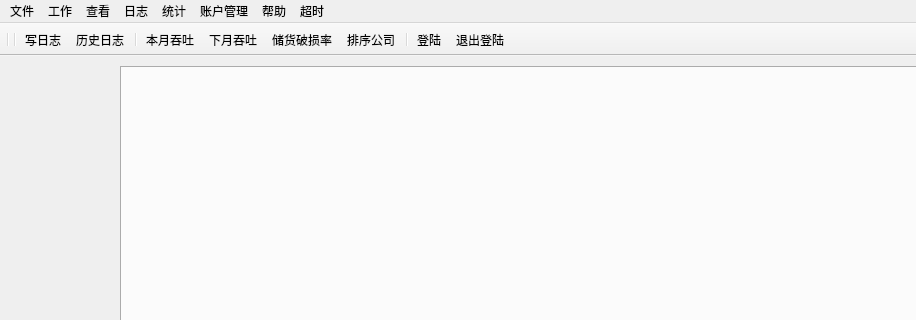
Before: the Qt Designer form ui/mainwindow.ui in Jadecity/StorePro, drawn with Qt 5; both pictures show x 0 to 916 and y 0 to 320 of the 916 by 700 pixel window.
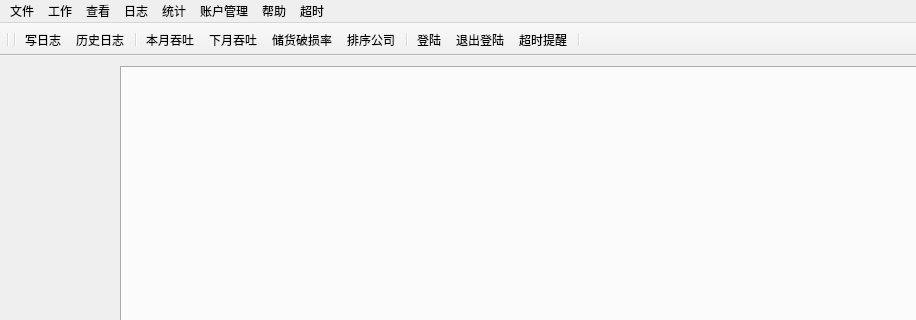
After: the same form once the commit is applied. Icons and pictures are not drawn.

```diff
--- a/ui/mainwindow.ui
+++ b/ui/mainwindow.ui
@@ -25,6 +25,9 @@
   <property name="autoFillBackground">
    <bool>true</bool>
   </property>
+  <property name="styleSheet">
+   <string notr="true">font: 9pt &quot;微软雅黑&quot;;</string>
+  </property>
   <property name="tabShape">
    <enum>QTabWidget::Rounded</enum>
   </property>
@@ -191,6 +194,8 @@
    <addaction name="separator"/>
    <addaction name="loginAct"/>
    <addaction name="logoutAct"/>
+   <addaction name="overtime"/>
+   <addaction name="separator"/>
   </widget>
   <action name="quitAct">
    <property name="text">
@@ -300,6 +305,17 @@
     <string>按信息查看货物</string>
    </property>
   </action>
+  <action name="overtime">
+   <property name="enabled">
+    <bool>true</bool>
+   </property>
+   <property name="text">
+    <string>超时提醒</string>
+   </property>
+   <property name="menuRole">
+    <enum>QAction::TextHeuristicRole</enum>
+   </property>
+  </action>
  </widget>
  <resources>
   <include location="bkg_icons.qrc"/>
```
Left out of the diff: 5 changed lines with no effect on the pictures.
